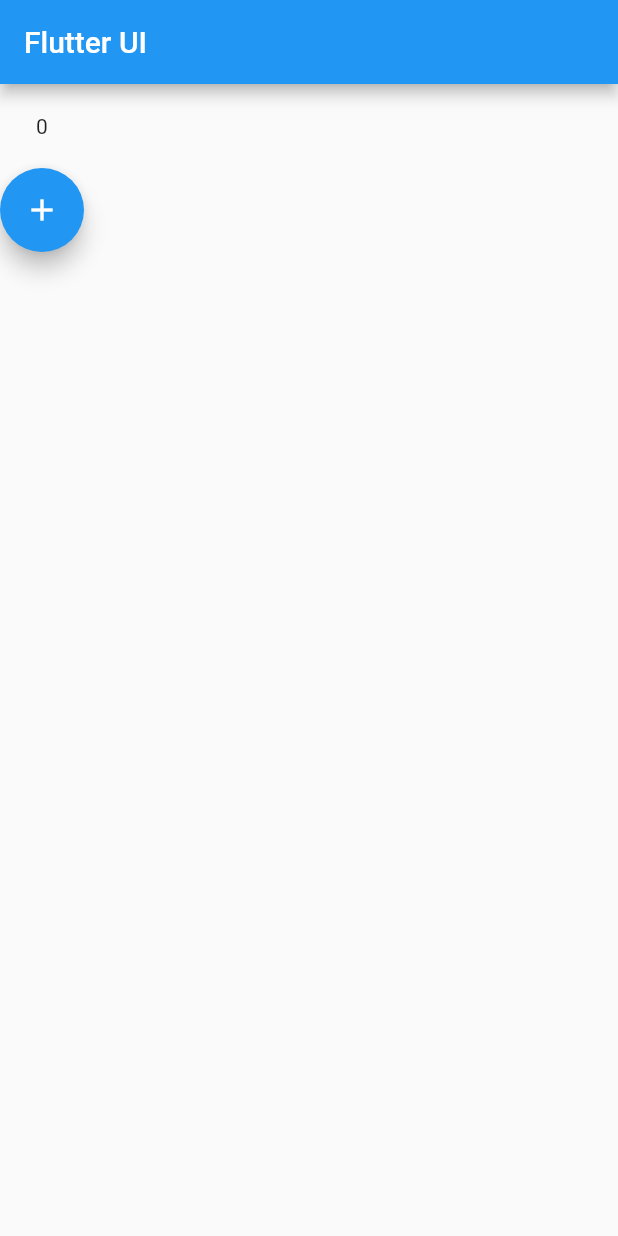
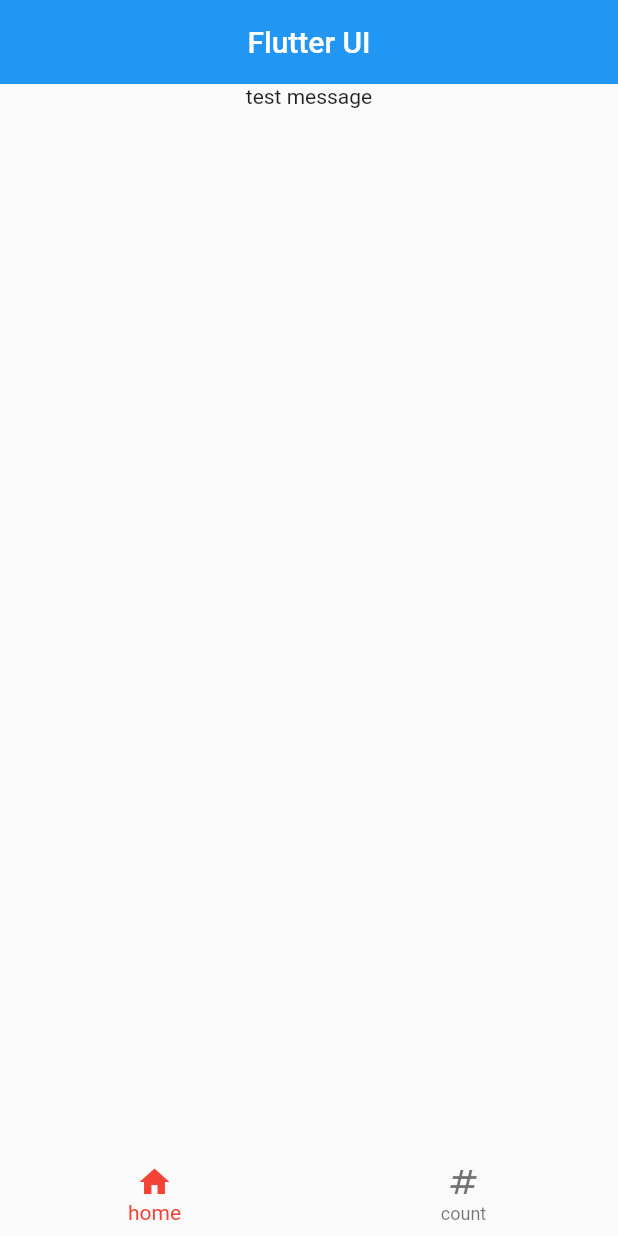
Before and after one commit to kazu-yamy/Flutter-UI, a Flutter app: the screen it shows after launch, on a phone screen of 412 x 824 dp. Run offline on Flutter 3.47's test engine with Material 2 defaults, Android fonts, the phone set to English and light mode, and no system bars; our stand-ins replace fluttertoast, hooks_riverpod.

Commit message:
create counter page

```diff
--- a/lib/main.dart
+++ b/lib/main.dart
@@ -1,5 +1,7 @@
 import 'package:flutter/material.dart';
 import 'package:hooks_riverpod/hooks_riverpod.dart';
+import 'package:ui/views/home/home.dart';
+import './views/counter/counter.dart';
 
 void main() {
   runApp(const ProviderScope(child: MainApp()));
@@ -11,34 +13,43 @@ class MainApp extends StatelessWidget {
   @override
   Widget build(BuildContext context) {
     return MaterialApp(
-        theme: ThemeData.light(),
-        darkTheme: ThemeData.dark(),
-        home: Scaffold(
-          appBar: AppBar(title: const Text("Flutter UI")),
-          body: const MainAppPage(),
-        ));
+      theme: ThemeData.light(),
+      darkTheme: ThemeData.dark(),
+      home: const MainAppPage(),
+    );
   }
 }
 
-final countProvider = StateProvider((ref) => 0);
+final selectedIndexProvider = StateProvider((ref) => 0);
+final displayProvider = StateProvider((ref) => [
+      const HomePage(),
+      const CounterPage(),
+    ]);
 
 class MainAppPage extends HookConsumerWidget {
   const MainAppPage({super.key});
 
   @override
   Widget build(BuildContext context, WidgetRef ref) {
-    return Column(children: <Widget>[
-      const SizedBox(height: 20),
-      SizedBox(child: Text(ref.watch(countProvider).toString())),
-      const SizedBox(height: 20),
-      SizedBox(
-        child: FloatingActionButton(
-          onPressed: () => {
-            ref.read(countProvider.notifier).update((state) => state + 1),
-          },
-          child: const Icon(Icons.add),
-        ),
+    return Scaffold(
+      appBar: AppBar(
+        centerTitle: true,
+        title: const Text("Flutter UI"),
+        elevation: 0.0,
       ),
-    ]);
+      body: ref.watch(displayProvider)[ref.watch(selectedIndexProvider)],
+      bottomNavigationBar: BottomNavigationBar(
+        items: const [
+          BottomNavigationBarItem(icon: Icon(Icons.home), label: 'home'),
+          BottomNavigationBarItem(icon: Icon(Icons.numbers), label: 'count'),
+        ],
+        currentIndex: ref.watch(selectedIndexProvider),
+        elevation: 0.0,
+        onTap: (int index) {
+          ref.read(selectedIndexProvider.notifier).update((state) => index);
+        },
+        fixedColor: Colors.red,
+      ),
+    );
   }
 }
--- /dev/null
+++ b/lib/views/home/home.dart
@@ -0,0 +1,17 @@
+import 'package:flutter/material.dart';
+import 'package:hooks_riverpod/hooks_riverpod.dart';
+
+class HomePage extends ConsumerWidget {
+  const HomePage({super.key});
+
+  @override
+  Widget build(BuildContext context, WidgetRef ref) {
+    return const Column(
+      children: <Widget>[
+        Center(
+          child: Text("test message"),
+        ),
+      ],
+    );
+  }
+}
--- a/pubspec.yaml
+++ b/pubspec.yaml
@@ -38,6 +38,7 @@ dependencies:
   hooks_riverpod: ^2.3.6
   flutter_hooks: ^0.18.6
   fl_chart: ^0.63.0
+  fluttertoast: ^8.2.2
 
 dev_dependencies:
   flutter_test:
```
Also changed, not shown: lib/provider/counter.dart (added, +13 -0 lines), lib/views/counter/buttons/add.dart (added, +15 -0 lines), lib/views/counter/buttons/remove.dart (added, +15 -0 lines), lib/views/counter/buttons/reset.dart (added, +28 -0 lines), lib/views/counter/counter.dart (added, +26 -0 lines), lib/views/counter/func/toast.dart (added, +10 -0 lines), pubspec.lock.
